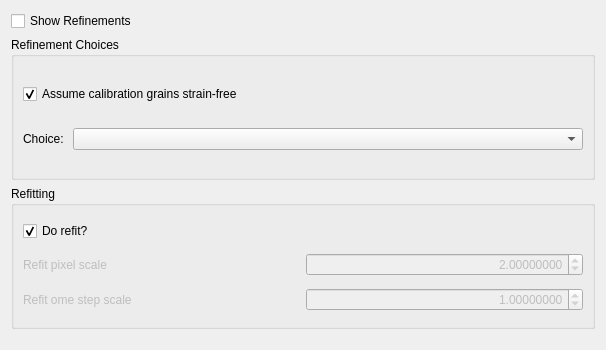
HEXRD/hexrdgui, file hexrdgui/resources/ui/hedm_calibration_custom_widgets.ui: the form before one commit.
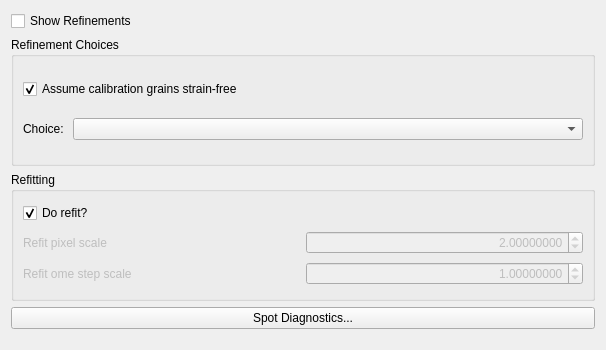
The form after the commit. Custom widgets are drawn as their Qt base class.

Commit message:
Add dialog for HEDM calibration diagnostics
This dialog provides several plots indicating how good of a fit the
calibration is.

It is a new "Spot Diagnostics" button in the HEDM calibration dialog.

What changed in the file:
```diff
--- a/hexrdgui/resources/ui/hedm_calibration_custom_widgets.ui
+++ b/hexrdgui/resources/ui/hedm_calibration_custom_widgets.ui
@@ -165,6 +165,16 @@
      </layout>
     </widget>
    </item>
+   <item>
+    <widget class="QPushButton" name="spot_diagnostics">
+     <property name="text">
+      <string>Spot Diagnostics...</string>
+     </property>
+     <property name="toolTip">
+      <string>View diagnostic plots comparing predicted and measured spot positions and angles</string>
+     </property>
+    </widget>
+   </item>
    <item>
     <spacer name="verticalSpacer">
      <property name="orientation">
```
The commit also changes 5 other files.
